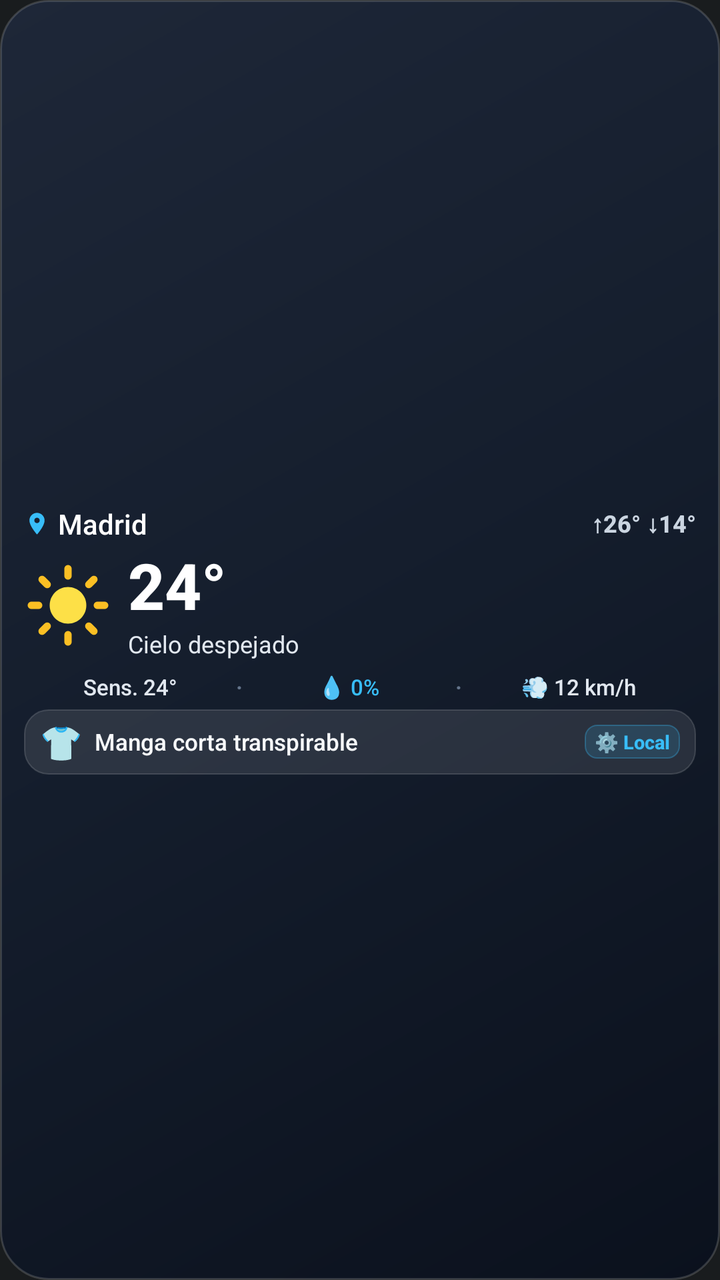
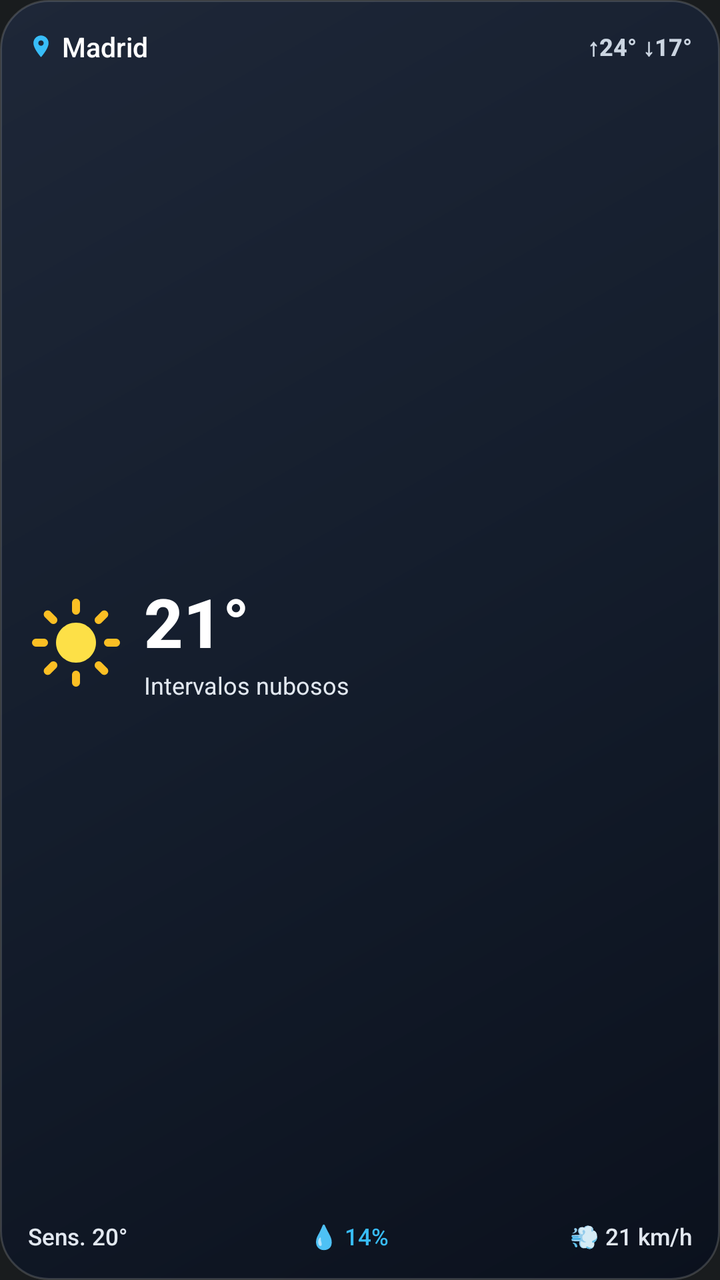

Compare the two renders of this Android layout. The source of the first and the diff that turns it into the second are given below.
<!-- AndroidManifest.xml: application theme Theme.MyApplication -->
<!-- res/layout/widget_weather_2x2.xml -->
<?xml version="1.0" encoding="utf-8"?>
<LinearLayout xmlns:android="http://schemas.android.com/apk/res/android"
    android:id="@+id/widget_root"
    android:layout_width="match_parent"
    android:layout_height="match_parent"
    android:background="@drawable/widget_glass_background"
    android:orientation="vertical"
    android:padding="12dp"
    android:gravity="center">

    
    <LinearLayout
        android:layout_width="match_parent"
        android:layout_height="wrap_content"
        android:orientation="horizontal"
        android:gravity="center_vertical">

        <ImageView
            android:layout_width="13dp"
            android:layout_height="13dp"
            android:src="@drawable/ic_widget_location"
            android:contentDescription="@null" />

        <TextView
            android:id="@+id/widget_location"
            android:layout_width="0dp"
            android:layout_height="wrap_content"
            android:layout_weight="1"
            android:layout_marginStart="4dp"
            android:layout_marginEnd="6dp"
            android:text="Madrid"
            android:textColor="#FFFFFF"
            android:textSize="14sp"
            android:fontFamily="sans-serif-medium"
            android:maxLines="1"
            android:ellipsize="end" />

        <TextView
            android:id="@+id/widget_high_low"
            android:layout_width="wrap_content"
            android:layout_height="wrap_content"
            android:text="↑26° ↓14°"
            android:textColor="#CBD5E1"
            android:textSize="12sp"
            android:textStyle="bold"
            android:fontFamily="sans-serif-medium" />
    </LinearLayout>

    
    <LinearLayout
        android:layout_width="match_parent"
        android:layout_height="wrap_content"
        android:layout_marginTop="4dp"
        android:layout_marginBottom="4dp"
        android:orientation="horizontal"
        android:gravity="center_vertical">

        <ImageView
            android:id="@+id/widget_icon"
            android:layout_width="44dp"
            android:layout_height="44dp"
            android:src="@drawable/ic_widget_sun"
            android:contentDescription="@null" />

        <LinearLayout
            android:layout_width="0dp"
            android:layout_height="wrap_content"
            android:layout_weight="1"
            android:layout_marginStart="8dp"
            android:orientation="vertical"
            android:gravity="center_vertical">

            <TextView
                android:id="@+id/widget_temperature"
                android:layout_width="wrap_content"
                android:layout_height="wrap_content"
                android:text="24°"
                android:textColor="#FFFFFF"
                android:textSize="32sp"
                android:textStyle="bold"
                android:fontFamily="sans-serif-medium"
                android:includeFontPadding="false" />

            <TextView
                android:id="@+id/widget_description"
                android:layout_width="wrap_content"
                android:layout_height="wrap_content"
                android:layout_marginTop="1dp"
                android:text="Cielo despejado"
                android:textColor="#E2E8F0"
                android:textSize="12sp"
                android:fontFamily="sans-serif"
                android:maxLines="1"
                android:ellipsize="end" />
        </LinearLayout>
    </LinearLayout>

    
    <LinearLayout
        android:id="@+id/widget_stats_container"
        android:layout_width="match_parent"
        android:layout_height="wrap_content"
        android:layout_marginTop="2dp"
        android:layout_marginBottom="4dp"
        android:orientation="horizontal"
        android:gravity="center">

        
        <TextView
            android:id="@+id/widget_feels_like"
            android:layout_width="0dp"
            android:layout_height="wrap_content"
            android:layout_weight="1"
            android:text="Sens. 24°"
            android:textColor="#E2E8F0"
            android:textSize="11sp"
            android:fontFamily="sans-serif-medium"
            android:gravity="center"
            android:maxLines="1" />

        <TextView
            android:layout_width="wrap_content"
            android:layout_height="wrap_content"
            android:text="·"
            android:textColor="#64748B"
            android:textSize="11sp"
            android:textStyle="bold" />

        
        <TextView
            android:id="@+id/widget_rain_prob"
            android:layout_width="0dp"
            android:layout_height="wrap_content"
            android:layout_weight="1"
            android:text="💧 0%"
            android:textColor="#38BDF8"
            android:textSize="11sp"
            android:fontFamily="sans-serif-medium"
            android:gravity="center"
            android:maxLines="1" />

        <TextView
            android:layout_width="wrap_content"
            android:layout_height="wrap_content"
            android:text="·"
            android:textColor="#64748B"
            android:textSize="11sp"
            android:textStyle="bold" />

        
        <TextView
            android:id="@+id/widget_wind"
            android:layout_width="0dp"
            android:layout_height="wrap_content"
            android:layout_weight="1.1"
            android:text="💨 12 km/h"
            android:textColor="#E2E8F0"
            android:textSize="11sp"
            android:fontFamily="sans-serif-medium"
            android:gravity="center"
            android:maxLines="1" />

    </LinearLayout>

    
    <LinearLayout
        android:id="@+id/widget_clothing_container"
        android:layout_width="match_parent"
        android:layout_height="wrap_content"
        android:background="@drawable/widget_chip_background"
        android:orientation="horizontal"
        android:paddingStart="8dp"
        android:paddingEnd="8dp"
        android:paddingTop="5dp"
        android:paddingBottom="5dp"
        android:gravity="center_vertical">

        
        <TextView
            android:id="@+id/widget_clothing_icon"
            android:layout_width="wrap_content"
            android:layout_height="wrap_content"
            android:layout_marginEnd="6dp"
            android:text="👕"
            android:textSize="17sp"
            android:gravity="center" />

        
        <TextView
            android:id="@+id/widget_clothing_recommendation"
            android:layout_width="0dp"
            android:layout_height="wrap_content"
            android:layout_weight="1"
            android:text="Manga corta transpirable"
            android:textColor="#F8FAFC"
            android:textSize="11.5sp"
            android:fontFamily="sans-serif-medium"
            android:maxLines="2"
            android:ellipsize="end" />

        
        <TextView
            android:id="@+id/widget_source_badge"
            android:layout_width="wrap_content"
            android:layout_height="wrap_content"
            android:layout_marginStart="6dp"
            android:background="@drawable/widget_badge_background"
            android:paddingStart="5dp"
            android:paddingEnd="5dp"
            android:paddingTop="2dp"
            android:paddingBottom="2dp"
            android:text="⚙️ Local"
            android:textColor="#38BDF8"
            android:textSize="9.5sp"
            android:textStyle="bold"
            android:fontFamily="sans-serif-medium" />
    </LinearLayout>

</LinearLayout>
<!-- resources referenced by this layout -->
<resources>
  <!-- drawable ic_widget_location (drawable) -->
  <vector xmlns:android="http://schemas.android.com/apk/res/android"
      android:width="20dp"
      android:height="20dp"
      android:viewportWidth="24"
      android:viewportHeight="24">
      <path
          android:fillColor="#38BDF8"
          android:pathData="M12,2C8.13,2 5,5.13 5,9c0,5.25 7,13 7,13s7,-7.75 7,-13c0,-3.87 -3.13,-7 -7,-7zM12,11.5c-1.38,0 -2.5,-1.12 -2.5,-2.5s1.12,-2.5 2.5,-2.5 2.5,1.12 2.5,2.5 -1.12,2.5 -2.5,2.5z" />
  </vector>
  <!-- drawable ic_widget_sun (drawable) -->
  <vector xmlns:android="http://schemas.android.com/apk/res/android"
      android:width="48dp"
      android:height="48dp"
      android:viewportWidth="24"
      android:viewportHeight="24">
      <path
          android:fillColor="#FDE047"
          android:pathData="M12,7c-2.76,0 -5,2.24 -5,5s2.24,5 5,5 5,-2.24 5,-5 -2.24,-5 -5,-5z" />
      <path
          android:strokeColor="#FBBF24"
          android:strokeWidth="2"
          android:strokeLineCap="round"
          android:pathData="M12,2v2M12,20v2M4.93,4.93l1.41,1.41M17.66,17.66l1.41,1.41M2,12h2M20,12h2M6.34,17.66l-1.41,1.41M19.07,4.93l-1.41,1.41" />
  </vector>
  <!-- drawable widget_badge_background (drawable) -->
  <?xml version="1.0" encoding="utf-8"?>
  <shape xmlns:android="http://schemas.android.com/apk/res/android"
      android:shape="rectangle">
      <solid android:color="#2638BDF8" />
      <corners android:radius="6dp" />
      <stroke
          android:width="0.5dp"
          android:color="#5038BDF8" />
  </shape>
  <!-- drawable widget_chip_background (drawable) -->
  <?xml version="1.0" encoding="utf-8"?>
  <shape xmlns:android="http://schemas.android.com/apk/res/android"
      android:shape="rectangle">
      <solid android:color="#1AFFFFFF" />
      <corners android:radius="12dp" />
      <stroke
          android:width="0.8dp"
          android:color="#25FFFFFF" />
  </shape>
  <!-- drawable widget_glass_background (drawable) -->
  <?xml version="1.0" encoding="utf-8"?>
  <shape xmlns:android="http://schemas.android.com/apk/res/android"
      android:shape="rectangle">
      <gradient
          android:angle="315"
          android:startColor="#1E2738"
          android:centerColor="#141D2C"
          android:endColor="#0B111D"
          android:type="linear" />
      <corners android:radius="24dp" />
      <stroke
          android:width="1dp"
          android:color="#28FFFFFF" />
  </shape>
  <style name="Theme.MyApplication" parent="android:Theme.DeviceDefault.NoActionBar" />
</resources>

<!-- the commit's change to res/layout/widget_weather_2x2.xml (unified diff, before → after) -->
@@ -5,8 +5,8 @@
     android:layout_height="match_parent"
     android:background="@drawable/widget_glass_background"
     android:orientation="vertical"
-    android:padding="12dp"
-    android:gravity="center">
+    android:padding="14dp"
+    android:gravity="center_vertical">
 
     
     <LinearLayout
@@ -30,7 +30,7 @@
             android:layout_marginEnd="6dp"
             android:text="Madrid"
             android:textColor="#FFFFFF"
-            android:textSize="14sp"
+            android:textSize="13.5sp"
             android:fontFamily="sans-serif-medium"
             android:maxLines="1"
             android:ellipsize="end" />
@@ -39,7 +39,7 @@
             android:id="@+id/widget_high_low"
             android:layout_width="wrap_content"
             android:layout_height="wrap_content"
-            android:text="↑26° ↓14°"
+            android:text="↑24° ↓17°"
             android:textColor="#CBD5E1"
             android:textSize="12sp"
             android:textStyle="bold"
@@ -49,16 +49,17 @@
     
     <LinearLayout
         android:layout_width="match_parent"
-        android:layout_height="wrap_content"
-        android:layout_marginTop="4dp"
-        android:layout_marginBottom="4dp"
+        android:layout_height="0dp"
+        android:layout_weight="1"
+        android:layout_marginTop="6dp"
+        android:layout_marginBottom="6dp"
         android:orientation="horizontal"
         android:gravity="center_vertical">
 
         <ImageView
             android:id="@+id/widget_icon"
-            android:layout_width="44dp"
-            android:layout_height="44dp"
+            android:layout_width="48dp"
+            android:layout_height="48dp"
             android:src="@drawable/ic_widget_sun"
             android:contentDescription="@null" />
 
@@ -66,7 +67,7 @@
             android:layout_width="0dp"
             android:layout_height="wrap_content"
             android:layout_weight="1"
-            android:layout_marginStart="8dp"
+            android:layout_marginStart="10dp"
             android:orientation="vertical"
             android:gravity="center_vertical">
 
@@ -74,19 +75,19 @@
                 android:id="@+id/widget_temperature"
                 android:layout_width="wrap_content"
                 android:layout_height="wrap_content"
-                android:text="24°"
+                android:text="21°"
                 android:textColor="#FFFFFF"
-                android:textSize="32sp"
+                android:textSize="34sp"
                 android:textStyle="bold"
                 android:fontFamily="sans-serif-medium"
                 android:includeFontPadding="false" />
 
             <TextView
                 android:id="@+id/widget_description"
-                android:layout_width="wrap_content"
+                android:layout_width="match_parent"
                 android:layout_height="wrap_content"
-                android:layout_marginTop="1dp"
-                android:text="Cielo despejado"
+                android:layout_marginTop="2dp"
+                android:text="Intervalos nubosos"
                 android:textColor="#E2E8F0"
                 android:textSize="12sp"
                 android:fontFamily="sans-serif"
@@ -100,10 +101,8 @@
         android:id="@+id/widget_stats_container"
         android:layout_width="match_parent"
         android:layout_height="wrap_content"
-        android:layout_marginTop="2dp"
-        android:layout_marginBottom="4dp"
         android:orientation="horizontal"
-        android:gravity="center">
+        android:gravity="center_vertical">
 
         
         <TextView
@@ -111,41 +110,25 @@
             android:layout_width="0dp"
             android:layout_height="wrap_content"
             android:layout_weight="1"
-            android:text="Sens. 24°"
+            android:text="Sens. 20°"
             android:textColor="#E2E8F0"
-            android:textSize="11sp"
+            android:textSize="11.5sp"
             android:fontFamily="sans-serif-medium"
-            android:gravity="center"
+            android:gravity="start|center_vertical"
             android:maxLines="1" />
-
-        <TextView
-            android:layout_width="wrap_content"
-            android:layout_height="wrap_content"
-            android:text="·"
-            android:textColor="#64748B"
-            android:textSize="11sp"
-            android:textStyle="bold" />
 
         
         <TextView
             android:id="@+id/widget_rain_prob"
             android:layout_width="0dp"
             android:layout_height="wrap_content"
-            android:layout_weight="1"
-            android:text="💧 0%"
+            android:layout_weight="0.9"
+            android:text="💧 14%"
             android:textColor="#38BDF8"
-            android:textSize="11sp"
+            android:textSize="11.5sp"
             android:fontFamily="sans-serif-medium"
             android:gravity="center"
             android:maxLines="1" />
-
-        <TextView
-            android:layout_width="wrap_content"
-            android:layout_height="wrap_content"
-            android:text="·"
-            android:textColor="#64748B"
-            android:textSize="11sp"
-            android:textStyle="bold" />
 
         
         <TextView
@@ -153,67 +136,13 @@
             android:layout_width="0dp"
             android:layout_height="wrap_content"
             android:layout_weight="1.1"
-            android:text="💨 12 km/h"
+            android:text="💨 21 km/h"
             android:textColor="#E2E8F0"
-            android:textSize="11sp"
+            android:textSize="11.5sp"
             android:fontFamily="sans-serif-medium"
-            android:gravity="center"
+            android:gravity="end|center_vertical"
             android:maxLines="1" />
 
     </LinearLayout>
 
-    
-    <LinearLayout
-        android:id="@+id/widget_clothing_container"
-        android:layout_width="match_parent"
-        android:layout_height="wrap_content"
-        android:background="@drawable/widget_chip_background"
-        android:orientation="horizontal"
-        android:paddingStart="8dp"
-        android:paddingEnd="8dp"
-        android:paddingTop="5dp"
-        android:paddingBottom="5dp"
-        android:gravity="center_vertical">
-
-        
-        <TextView
-            android:id="@+id/widget_clothing_icon"
-            android:layout_width="wrap_content"
-            android:layout_height="wrap_content"
-            android:layout_marginEnd="6dp"
-            android:text="👕"
-            android:textSize="17sp"
-            android:gravity="center" />
-
-        
-        <TextView
-            android:id="@+id/widget_clothing_recommendation"
-            android:layout_width="0dp"
-            android:layout_height="wrap_content"
-            android:layout_weight="1"
-            android:text="Manga corta transpirable"
-            android:textColor="#F8FAFC"
-            android:textSize="11.5sp"
-            android:fontFamily="sans-serif-medium"
-            android:maxLines="2"
-            android:ellipsize="end" />
-
-        
-        <TextView
-            android:id="@+id/widget_source_badge"
-            android:layout_width="wrap_content"
-            android:layout_height="wrap_content"
-            android:layout_marginStart="6dp"
-            android:background="@drawable/widget_badge_background"
-            android:paddingStart="5dp"
-            android:paddingEnd="5dp"
-            android:paddingTop="2dp"
-            android:paddingBottom="2dp"
-            android:text="⚙️ Local"
-            android:textColor="#38BDF8"
-            android:textSize="9.5sp"
-            android:textStyle="bold"
-            android:fontFamily="sans-serif-medium" />
-    </LinearLayout>
-
 </LinearLayout>
<!-- resource entries referenced after the edit -->
@@ -25,26 +25,6 @@
           android:strokeLineCap="round"
           android:pathData="M12,2v2M12,20v2M4.93,4.93l1.41,1.41M17.66,17.66l1.41,1.41M2,12h2M20,12h2M6.34,17.66l-1.41,1.41M19.07,4.93l-1.41,1.41" />
   </vector>
-  <!-- drawable widget_badge_background (drawable) -->
-  <?xml version="1.0" encoding="utf-8"?>
-  <shape xmlns:android="http://schemas.android.com/apk/res/android"
-      android:shape="rectangle">
-      <solid android:color="#2638BDF8" />
-      <corners android:radius="6dp" />
-      <stroke
-          android:width="0.5dp"
-          android:color="#5038BDF8" />
-  </shape>
-  <!-- drawable widget_chip_background (drawable) -->
-  <?xml version="1.0" encoding="utf-8"?>
-  <shape xmlns:android="http://schemas.android.com/apk/res/android"
-      android:shape="rectangle">
-      <solid android:color="#1AFFFFFF" />
-      <corners android:radius="12dp" />
-      <stroke
-          android:width="0.8dp"
-          android:color="#25FFFFFF" />
-  </shape>
   <!-- drawable widget_glass_background (drawable) -->
   <?xml version="1.0" encoding="utf-8"?>
   <shape xmlns:android="http://schemas.android.com/apk/res/android"
